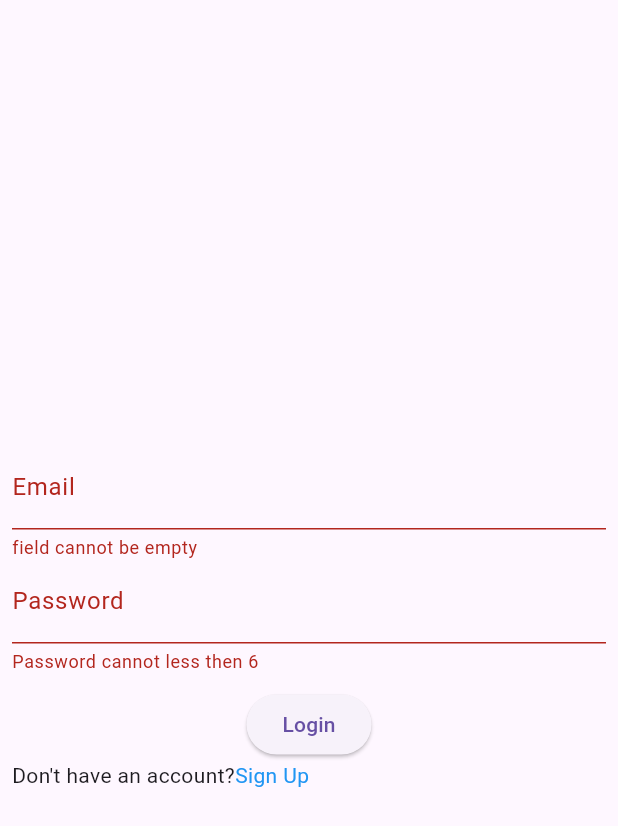
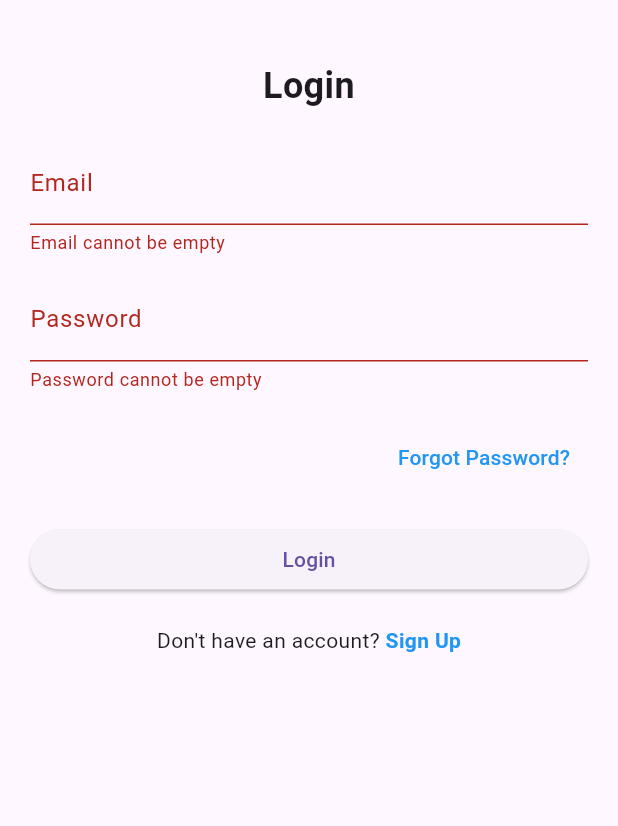
Before and after one commit to Gul-Is-Here/Bacground-check-app, a Flutter app: the screen it shows after launch, after a tap on "Login", on a phone screen of 412 x 824 dp. Shown: the top 826 px of the screen. Run offline on Flutter 3.47's test engine with Material 3 defaults, Android fonts, the phone set to English and light mode, and no system bars; our stand-ins replace cloud_firestore, firebase_auth, firebase_core, get, velocity_x; accounts and stored records are empty.

Commit message:
' Day 1 Working on Trucker Compass App Where i created user login and sign up page. Also connect with firebase and user can register, login and forget password to change the password'

```diff
--- a/lib/auth/login.dart
+++ b/lib/auth/login.dart
@@ -4,6 +4,8 @@ import 'package:backgroud_check_app/utils/globalFunctions.dart';
 import 'package:flutter/material.dart';
 import 'package:get/get.dart';
 import 'package:velocity_x/velocity_x.dart';
+
+import 'resetpassword.dart';
 
 class Login extends StatelessWidget {
   Login({super.key});
@@ -14,51 +16,81 @@ class Login extends StatelessWidget {
     final _loginFormKey = GlobalKey<FormState>();
 
     return Scaffold(
-      body: Form(
+      body: SingleChildScrollView(
+        child: Form(
           key: _loginFormKey,
           child: Padding(
-          padding: const EdgeInsets.all(8.0),
+            padding:
+                const EdgeInsets.symmetric(horizontal: 20.0, vertical: 40.0),
             child: Column(
               mainAxisAlignment: MainAxisAlignment.center,
-            crossAxisAlignment: CrossAxisAlignment.center,
+              crossAxisAlignment: CrossAxisAlignment.stretch,
               children: [
+                const Text(
+                  'Login',
+                  style: TextStyle(fontSize: 24, fontWeight: FontWeight.bold),
+                  textAlign: TextAlign.center,
+                ),
+                20.heightBox,
                 TextFormField(
                   controller: authController.emailController,
                   validator: (value) {
-                  if (value!.isNotEmpty && value.contains('@')) {
-                  } else {
-                    return 'field cannot be empty';
+                    if (value == null || value.isEmpty) {
+                      return 'Email cannot be empty';
+                    }
+                    final emailRegex = RegExp(r'^[^@\s]+@[^@\s]+\.[^@\s]+$');
+                    if (!emailRegex.hasMatch(value)) {
+                      return 'Enter a valid email address';
                     }
                     return null;
                   },
-                decoration: InputDecoration(label: Text('Email')),
+                  decoration: const InputDecoration(labelText: 'Email'),
                 ),
+                15.heightBox,
                 TextFormField(
+                  controller: authController.passwordController,
+                  obscureText: true,
                   validator: (value) {
-                  if (value!.isNotEmpty && value.length > 6) {
-                    // Text('')
-                  } else {
-                    return 'Password cannot less then 6';
+                    if (value == null || value.isEmpty) {
+                      return 'Password cannot be empty';
+                    }
+                    if (value.length < 6) {
+                      return 'Password must be at least 6 characters';
                     }
                     return null;
                   },
-                controller: authController.passwordController,
-                decoration: InputDecoration(label: Text('Password')),
+                  decoration: const InputDecoration(labelText: 'Password'),
                 ),
-              10.heightBox,
+                20.heightBox,
+                Align(
+                  alignment: Alignment.bottomRight,
+                  child: TextButton(
+                    onPressed: () {
+                      Get.to(() => ForgetPasswordScreen());
+                    },
+                    child: const Text(
+                      "Forgot Password?",
+                      style: TextStyle(color: Colors.blue),
+                    ),
+                  ),
+                ),
+                20.heightBox,
                 ElevatedButton(
-                  onPressed: ()async {
+                  onPressed: () async {
                     if (GlobalFunctions.validateFields(_loginFormKey)) {
-                    await  authController.userLogin(
+                      await authController.userLogin(
                         email: authController.emailController.text.trim(),
-                          password:
-                              authController.passwordController.text.trim());
+                        password: authController.passwordController.text.trim(),
+                      );
                     }
                   },
-                  child: Text('Login')),
+                  child: const Text('Login'),
+                ),
+                20.heightBox,
                 Row(
+                  mainAxisAlignment: MainAxisAlignment.center,
                   children: [
-                  Text("Don't have an account?"),
+                    const Text("Don't have an account? "),
                     GestureDetector(
                       onTap: () {
                         Get.to(() => Register());
@@ -66,13 +98,15 @@ class Login extends StatelessWidget {
                       child: const Text(
                         'Sign Up',
                         style: TextStyle(
-                          textBaseline: TextBaseline.alphabetic,
-                          color: Colors.blue),
+                          color: Colors.blue,
+                          fontWeight: FontWeight.bold,
                         ),
-                  )
+                      ),
+                    ),
                   ],
-              )
+                ),
               ],
+            ),
           ),
         ),
       ),
--- a/lib/controller/authController.dart
+++ b/lib/controller/authController.dart
@@ -1,39 +1,82 @@
+import 'package:backgroud_check_app/pages/home.dart';
 import 'package:firebase_auth/firebase_auth.dart';
 import 'package:flutter/material.dart';
+import 'package:get/get.dart';
 import 'package:get/get_state_manager/src/simple/get_controllers.dart';
+import 'package:backgroud_check_app/auth/login.dart';
+import 'package:firebase_auth/firebase_auth.dart';
+import 'package:get/get.dart';
+import 'package:get/get.dart';
+import '../services/firestoreServices.dart';
 
 class AuthController extends GetxController {
+  final FirebaseAuth _auth = FirebaseAuth.instance;
+  final FirestoreService _firestoreService = FirestoreService();
   final formkey = GlobalKey<FormState>();
   TextEditingController nameController = TextEditingController();
   TextEditingController emailController = TextEditingController();
   TextEditingController passwordController = TextEditingController();
+  Future<void> userRegister({
+    required String email,
+    required String password,
+    required String userName,
+  }) async {
+    try {
+      final credential = await _auth.createUserWithEmailAndPassword(
+        email: email,
+        password: password,
+      );
 
-  // Sign Up Method of user register
+      await _firestoreService.saveUserData(
+          userId: credential.user!.uid,
+          userName: nameController.text, // Update if needed
+          email: emailController.text,
+          password: passwordController.text);
 
-  Future<void> userRegister(
-      {required String email,
-      required String password,
-      required String userName}) async {
-    try {
-      final credential = await FirebaseAuth.instance
-          .createUserWithEmailAndPassword(email: email, password: password);
-      print(credential);
+      // Send email verification
+      await credential.user?.sendEmailVerification().then((val) {
+        Get.off(() => Login());
+      });
+
+      Get.snackbar(
+        "Verify Email",
+        "A verification link has been sent to $email. Please verify your email before logging in.",
+      );
     } on FirebaseAuthException catch (e) {
       if (e.code == 'weak-password') {
         print('The password provided is too weak.');
       } else if (e.code == 'email-already-in-use') {
-        print('The account is already exists for that email');
+        print('The account already exists for that email.');
       }
     }
   }
 
-  Future<void> userLogin(
-      {required String email, required String password}) async {
-    print('Login');
+  Future<void> userLogin({
+    required String email,
+    required String password,
+  }) async {
     try {
-      final credential = await FirebaseAuth.instance
-          .signInWithEmailAndPassword(email: email, password: password);
-      print(credential);
+      final credential = await _auth.signInWithEmailAndPassword(
+        email: email,
+        password: password,
+      );
+
+      // Refresh user state
+      await credential.user?.reload();
+
+      // Check if email is verified
+      if (credential.user?.emailVerified == true) {
+        // Save user data to Firestore
+
+        // Navigate to home screen
+        Get.offAll(() => Home());
+      } else {
+        Get.snackbar(
+          "Email Not Verified",
+          "Please verify your email before logging in.",
+        );
+        await _auth.signOut(); // Sign out unverified user
+      }
     } on FirebaseAuthException catch (e) {
       if (e.code == 'user-not-found') {
         print('No user found for that email.');
@@ -43,7 +86,28 @@ class AuthController extends GetxController {
     }
   }
 
-  logoutUser() async {
-    await FirebaseAuth.instance.signOut();
+  Future<void> logoutUser() async {
+    await _auth.signOut();
+  }
+
+  // Forget password method
+  Future<void> sendPasswordResetEmail({required String email}) async {
+    try {
+      await FirebaseAuth.instance.sendPasswordResetEmail(email: email);
+      Get.back();
+      Get.snackbar(
+        "Reset Password",
+        "A password reset link has been sent to $email. Please check your email to reset your password.",
+      );
+    } on FirebaseAuthException catch (e) {
+      if (e.code == 'user-not-found') {
+        Get.snackbar("Error", "No user found for this email.");
+      } else {
+        Get.snackbar(
+            "Error", "Failed to send password reset email: ${e.message}");
+      }
+    } catch (e) {
+      Get.snackbar("Error", "An unexpected error occurred: ${e.toString()}");
+    }
   }
 }
--- a/lib/main.dart
+++ b/lib/main.dart
@@ -9,7 +9,11 @@ import 'pages/home.dart';
 
 void main() async {
   WidgetsFlutterBinding.ensureInitialized();
+  try {
     await Firebase.initializeApp();
+  } catch (e) {
+    debugPrint("Firebase initialization error: $e");
+  }
   runApp(const MyApp());
 }
 
@@ -20,14 +24,47 @@ class MyApp extends StatelessWidget {
   Widget build(BuildContext context) {
     return GetMaterialApp(
       debugShowCheckedModeBanner: false,
-        home: StreamBuilder(
+      title: 'Background Check App',
+      theme: ThemeData(
+        primarySwatch: Colors.blue,
+        brightness: Brightness.light,
+      ),
+      darkTheme: ThemeData(
+        brightness: Brightness.dark,
+      ),
+      home: AuthenticationWrapper(),
+    );
+  }
+}
+
+class AuthenticationWrapper extends StatelessWidget {
+  @override
+  Widget build(BuildContext context) {
+    return StreamBuilder<User?>(
       stream: FirebaseAuth.instance.authStateChanges(),
       builder: (context, snapshot) {
+        if (snapshot.connectionState == ConnectionState.waiting) {
+          // Show a loading indicator while checking the auth state
+          return const Scaffold(
+            body: Center(child: CircularProgressIndicator()),
+          );
+        }
+
         if (snapshot.hasData) {
+          // User is authenticated, check email verification
+          final user = FirebaseAuth.instance.currentUser;
+          if (user != null && user.emailVerified) {
+            // Email is verified, navigate to Home
             return Home();
           } else {
+            // Email not verified, prompt to verify email
             return Login();
           }
-            }));
+        } else {
+          // User is not authenticated
+          return Login();
+        }
+      },
+    );
   }
 }
--- a/lib/services/firestoreServices.dart
+++ b/lib/services/firestoreServices.dart
@@ -7,11 +7,13 @@ class FirestoreService {
     required String userId,
     required String userName,
     required String email,
+    required String password
   }) async {
     try {
       await _firestore.collection('users').doc(userId).set({
         'userName': userName,
         'email': email,
+        'password':password,
         'createdAt': DateTime.now().toIso8601String(),
       });
     } catch (e) {
```
Also changed, not shown: lib/auth/register.dart (+48 -29 lines), lib/auth/resetpassword.dart (added, +50 -0 lines), 3 other files. Lines whose indentation alone changed are shown as unchanged.
